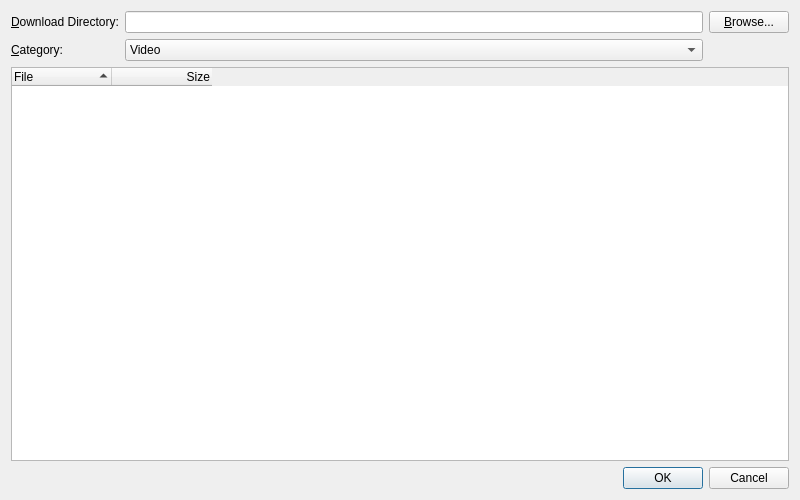
karoyqiu/qaria, file src/newbittorrentdialog.ui: the form before one commit.
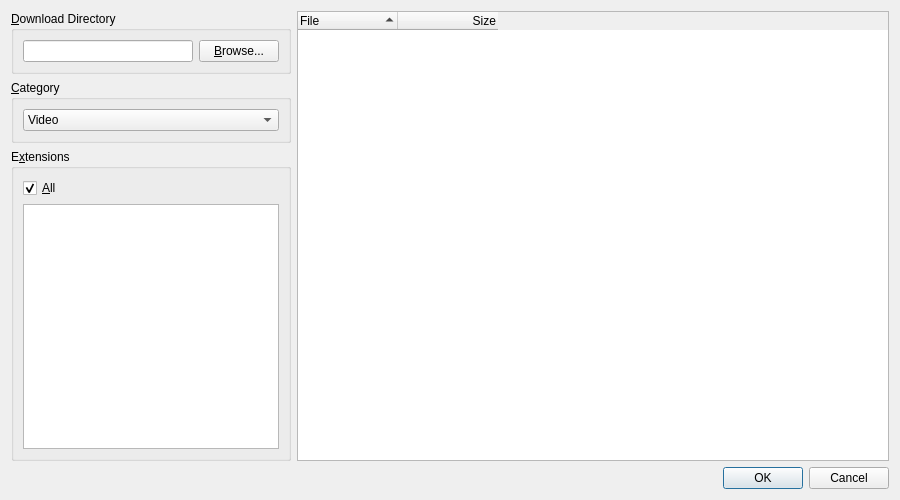
The form after the commit.

```diff
--- a/src/newbittorrentdialog.ui
+++ b/src/newbittorrentdialog.ui
@@ -6,44 +6,41 @@
    <rect>
     <x>0</x>
     <y>0</y>
-    <width>800</width>
+    <width>900</width>
     <height>500</height>
    </rect>
   </property>
-  <layout class="QVBoxLayout" name="verticalLayout">
+  <layout class="QVBoxLayout" name="verticalLayout_4">
    <item>
-    <layout class="QGridLayout" name="gridLayout">
-     <item row="0" column="0">
-      <widget class="QLabel" name="label">
-       <property name="text">
-        <string>&amp;Download Directory:</string>
-       </property>
-       <property name="buddy">
-        <cstring>editDir</cstring>
-       </property>
-      </widget>
-     </item>
-     <item row="0" column="1">
+    <layout class="QHBoxLayout" name="horizontalLayout_2" stretch="0,1">
+     <item>
+      <layout class="QVBoxLayout" name="verticalLayout_3">
+       <item>
+        <widget class="QGroupBox" name="groupDir">
+         <property name="title">
+          <string>&amp;Download Directory</string>
+         </property>
+         <layout class="QHBoxLayout" name="horizontalLayout">
+          <item>
       <widget class="QLineEdit" name="editDir"/>
      </item>
-     <item row="0" column="2">
+          <item>
       <widget class="QPushButton" name="buttonBrowseDir">
        <property name="text">
         <string>&amp;Browse...</string>
        </property>
       </widget>
      </item>
-     <item row="1" column="0">
-      <widget class="QLabel" name="label_2">
-       <property name="text">
-        <string>&amp;Category:</string>
-       </property>
-       <property name="buddy">
-        <cstring>comboCategory</cstring>
-       </property>
-      </widget>
-     </item>
-     <item row="1" column="1">
+         </layout>
+        </widget>
+       </item>
+       <item>
+        <widget class="QGroupBox" name="groupCategory">
+         <property name="title">
+          <string>&amp;Category</string>
+         </property>
+         <layout class="QVBoxLayout" name="verticalLayout">
+          <item>
       <widget class="QComboBox" name="comboCategory">
        <item>
         <property name="text">
@@ -78,6 +75,38 @@
       </widget>
      </item>
     </layout>
+        </widget>
+       </item>
+       <item>
+        <widget class="QGroupBox" name="groupExt">
+         <property name="title">
+          <string>E&amp;xtensions</string>
+         </property>
+         <layout class="QVBoxLayout" name="verticalLayout_2">
+          <item>
+           <widget class="QCheckBox" name="checkAllExt">
+            <property name="text">
+             <string>&amp;All</string>
+            </property>
+            <property name="checked">
+             <bool>true</bool>
+            </property>
+           </widget>
+          </item>
+          <item>
+           <widget class="QListWidget" name="listExt">
+            <property name="alternatingRowColors">
+             <bool>true</bool>
+            </property>
+            <property name="uniformItemSizes">
+             <bool>true</bool>
+            </property>
+           </widget>
+          </item>
+         </layout>
+        </widget>
+       </item>
+      </layout>
    </item>
    <item>
     <widget class="QTreeWidget" name="treeFiles">
@@ -111,6 +140,8 @@
      </column>
     </widget>
    </item>
+    </layout>
+   </item>
    <item>
     <widget class="QDialogButtonBox" name="buttonBox">
      <property name="orientation">
```
Left out of the diff: 8 changed lines with no effect on the pictures. Lines whose indentation alone changed are shown as unchanged.
